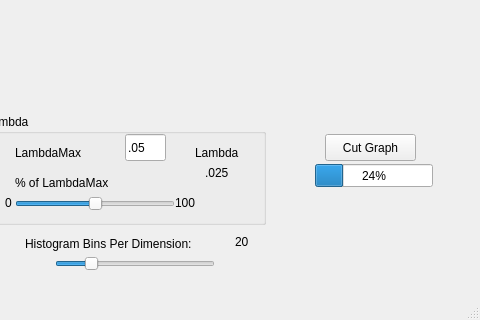
daviddoria/InteractiveImageGraphCutSegmentation, file form.ui: the form before one commit; both pictures show x 345 to 825 and y 375 to 695 of the 825 by 695 pixel window.
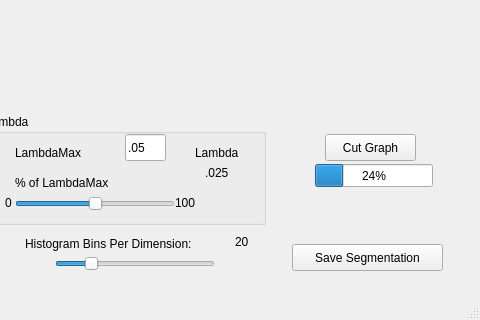
The form after the commit. Custom widgets are drawn as their Qt base class.

```diff
--- a/form.ui
+++ b/form.ui
@@ -261,6 +261,19 @@
      </property>
     </widget>
    </widget>
+   <widget class="QPushButton" name="btnSave">
+    <property name="geometry">
+     <rect>
+      <x>637</x>
+      <y>600</y>
+      <width>151</width>
+      <height>27</height>
+     </rect>
+    </property>
+    <property name="text">
+     <string>Save Segmentation</string>
+    </property>
+   </widget>
   </widget>
   <widget class="QMenuBar" name="menubar">
    <property name="geometry">
```
